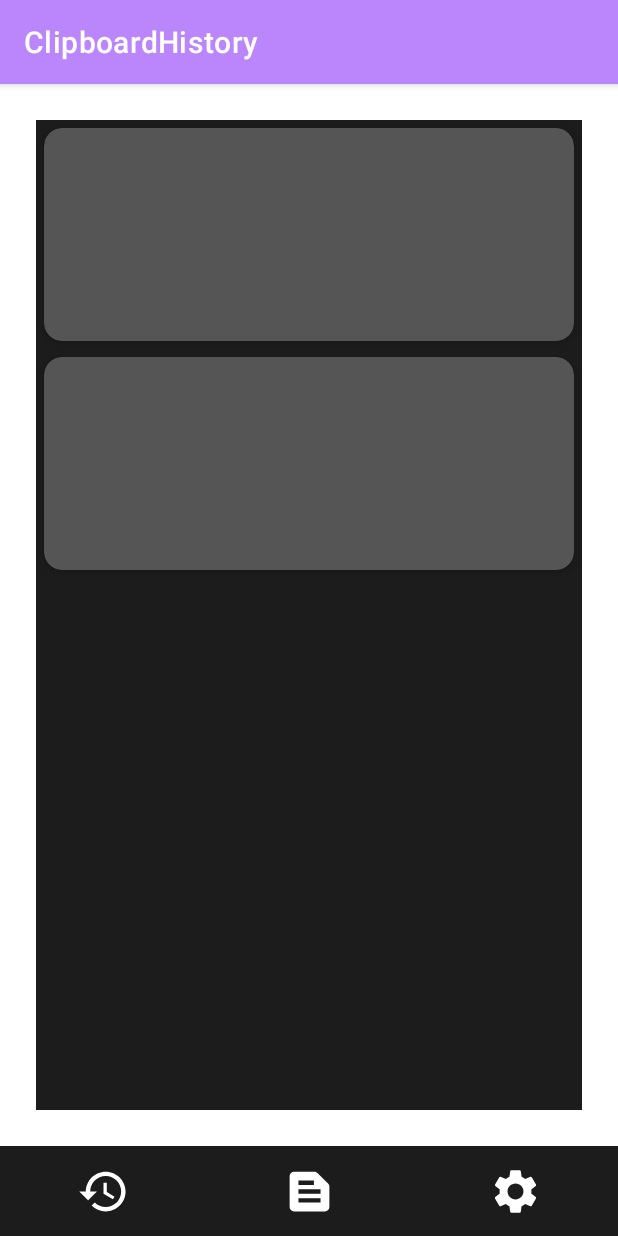
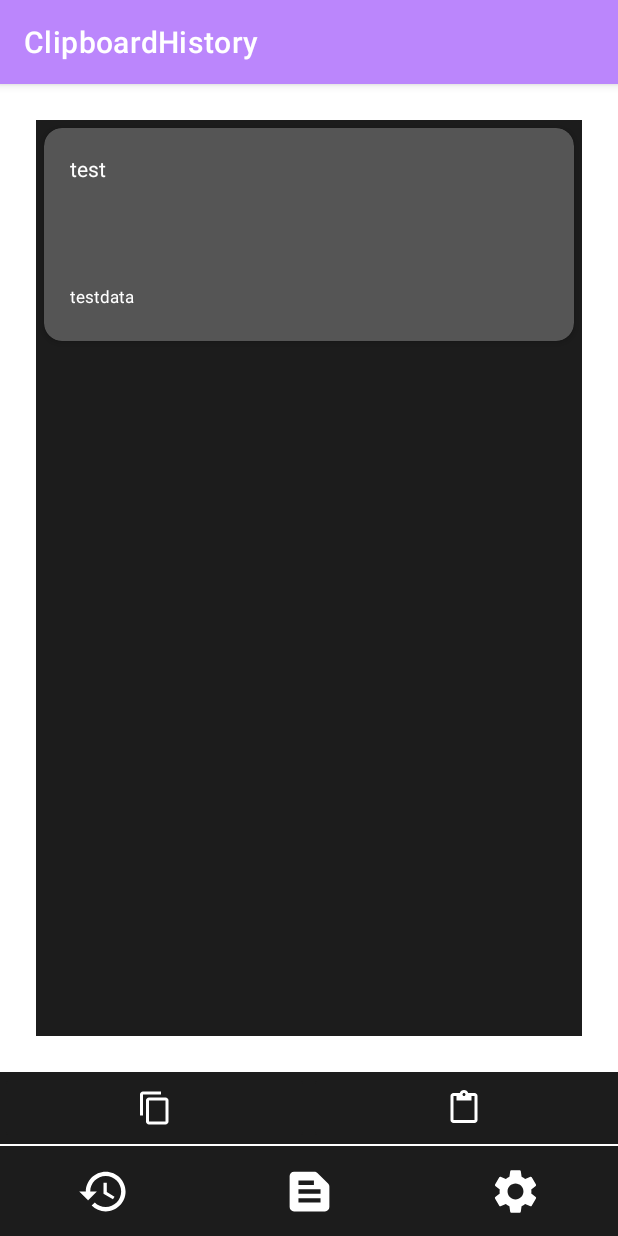
Before and after one commit to rif42/clipzy, an Android app: the screen it shows after launch (ClipboardHistory), after a tap on an icon or button, on a phone screen of 412 x 824 dp. Run offline under Robolectric (Android 15) with nearby library versions, the phone set to English and light mode, and no system bars; 1 other tap on this screen came first.

Commit message:
adding new clipboard entry on history works, but it destroys itself when moving to other activity

```diff
--- a/app/build.gradle
+++ b/app/build.gradle
@@ -46,6 +46,7 @@ dependencies {
     implementation 'androidx.navigation:navigation-ui-ktx:2.3.5'
     implementation 'androidx.recyclerview:recyclerview:1.2.1'
     implementation "androidx.cardview:cardview:1.0.0"
+    implementation 'com.google.code.gson:gson:2.8.8'
     testImplementation 'junit:junit:4.+'
     androidTestImplementation 'androidx.test.ext:junit:1.1.3'
     androidTestImplementation 'androidx.test.espresso:espresso-core:3.4.0'
--- a/app/src/main/java/com/example/test/ClipboardHistory.kt
+++ b/app/src/main/java/com/example/test/ClipboardHistory.kt
@@ -1,16 +1,20 @@
 package com.example.test
 
+import android.content.ClipboardManager
+import android.content.Context
 import android.content.Intent
 import android.content.SharedPreferences
 import android.os.Bundle
 import android.widget.ImageButton
+import android.widget.Toast
 import androidx.appcompat.app.AppCompatActivity
 import androidx.recyclerview.widget.LinearLayoutManager
 import androidx.recyclerview.widget.RecyclerView
 
 class ClipboardHistory : AppCompatActivity() {
-    val cliplist:MutableList<String?> = arrayListOf("")
-    val cliptime:MutableList<String?> = arrayListOf("")
+
+    private var adaptercliplist = mutableSetOf<String>("test")
+    private var adaptercliptime = mutableSetOf<String>("testdata")
 
     private var layoutManager:RecyclerView.LayoutManager?=null
     private var adapter: RecyclerView.Adapter<ClipboardHistoryAdapter.ViewHolder>?=null
@@ -18,13 +22,6 @@ class ClipboardHistory : AppCompatActivity() {
     override fun onCreate(savedInstanceState: Bundle?) {
         super.onCreate(savedInstanceState)
         setContentView(R.layout.activity_clipboard_history)
-
-        val sharedPref: SharedPreferences = getSharedPreferences("clipsharedpref", MODE_PRIVATE)
-        val clip_data = sharedPref.getString("clipdata", null)
-        val clip_timestamp = sharedPref.getString("cliptimestamp", null)
-
-        cliplist.add(clip_data)
-        cliptime.add(clip_timestamp)
 
         //navigation menu
         val navhome: ImageButton =findViewById(R.id.nav_home)
@@ -35,13 +32,62 @@ class ClipboardHistory : AppCompatActivity() {
 
         //for recyclerview
         val cliphistoryrecview: RecyclerView = findViewById(R.id.cliphistoryrecview)
-
         layoutManager = LinearLayoutManager(this)
-
         cliphistoryrecview.layoutManager = layoutManager
-
-        adapter = ClipboardHistoryAdapter(cliplist, cliptime)
+        adapter = ClipboardHistoryAdapter(adaptercliplist, adaptercliptime)
         cliphistoryrecview.adapter = adapter
 
+        val pastebutton:ImageButton = findViewById(R.id.paste_button)
+        pastebutton.setOnClickListener{
+            paste()
+            val sharedPrefClip: SharedPreferences = getSharedPreferences("clipsharedpref", MODE_PRIVATE)
+            val clipeditor = sharedPrefClip.edit()
+            clipeditor.apply {
+                putStringSet("clipdata", adaptercliplist)
+                apply()
+            }
+
+            val sharedPrefTime: SharedPreferences = getSharedPreferences("timesharedpref", MODE_PRIVATE)
+            val timeeditor = sharedPrefTime.edit()
+            timeeditor.apply {
+                putStringSet("cliptime", adaptercliptime)
+                apply()
+            }
+
+            //assigns new clipboard to new list
+            adaptercliplist = sharedPrefClip.getStringSet("clipsharedpref", adaptercliplist) as MutableSet<String>
+            adaptercliptime = sharedPrefTime.getStringSet("timesharedpref", adaptercliptime) as MutableSet<String>
+
+            //refreshes the adapter so new data get loaded
+            adapter = ClipboardHistoryAdapter(adaptercliplist, adaptercliptime)
+            cliphistoryrecview.adapter = adapter
+        }
+    }
+
+    override fun onResume() {
+        super.onResume()
+        //refreshes the adapter so new data get loaded
+        val cliphistoryrecview: RecyclerView = findViewById(R.id.cliphistoryrecview)
+        layoutManager = LinearLayoutManager(this)
+        cliphistoryrecview.layoutManager = layoutManager
+        adapter = ClipboardHistoryAdapter(adaptercliplist, adaptercliptime)
+        cliphistoryrecview.adapter = adapter
+    }
+
+    fun paste()
+    {
+        val clipboardManager = getSystemService(Context.CLIPBOARD_SERVICE) as ClipboardManager
+        var mainclip = clipboardManager.primaryClip?.getItemAt(0)?.text
+
+        //adding clip to array for history tracking
+        adaptercliplist.add(mainclip.toString())
+
+        //fetching timestamp
+        val prefilteredcliptimestamp = clipboardManager.primaryClipDescription.toString()
+        val filteredtimestamp = prefilteredcliptimestamp.takeLast(21)?.dropLast(7)
+        adaptercliptime.add(filteredtimestamp)
+        //returns 01-05 13:07:19 format
+
+        Toast.makeText(this, adaptercliplist.toString(), Toast.LENGTH_SHORT).show()
     }
 }
--- a/app/src/main/java/com/example/test/ClipboardHistoryAdapter.kt
+++ b/app/src/main/java/com/example/test/ClipboardHistoryAdapter.kt
@@ -6,22 +6,19 @@ import android.view.ViewGroup
 import android.widget.TextView
 import androidx.recyclerview.widget.RecyclerView
 
-class ClipboardHistoryAdapter(cliplist: MutableList<String?>, cliptime: MutableList<String?>) :RecyclerView.Adapter<ClipboardHistoryAdapter.ViewHolder>() {
-    val adaptercliplist:MutableList<String?> = cliplist
-    val adaptercliptime:MutableList<String?> = cliptime
+class ClipboardHistoryAdapter(val adaptercliplist:MutableSet<String>, val adaptercliptime:MutableSet<String>) :RecyclerView.Adapter<ClipboardHistoryAdapter.ViewHolder>() {
 
     override fun onCreateViewHolder(
         parent: ViewGroup,
         viewType: Int
     ): ClipboardHistoryAdapter.ViewHolder {
-
         val v = LayoutInflater.from(parent.context).inflate(R.layout.card_layout, parent, false)
         return ViewHolder(v)
     }
 
     override fun onBindViewHolder(holder: ClipboardHistoryAdapter.ViewHolder, position: Int) {
-        holder.itemDesc.text = adaptercliplist[position]
-        holder.itemTimestamp.text = adaptercliptime[position]
+        holder.itemDesc.text = adaptercliplist.elementAt(position)
+        holder.itemTimestamp.text = adaptercliptime.elementAt(position)
     }
 
     override fun getItemCount(): Int {
--- a/app/src/main/java/com/example/test/MainActivity.kt
+++ b/app/src/main/java/com/example/test/MainActivity.kt
@@ -14,8 +14,8 @@ import java.lang.reflect.Array
 
 class MainActivity : AppCompatActivity() {
 
-    private var clip_current = ""
-    private var clip_timestamp = ""
+    private var clip_current = mutableSetOf<String>("")
+    private var clip_timestamp = mutableSetOf<String>("")
 
     override fun onCreate(savedInstanceState: Bundle?) {
         super.onCreate(savedInstanceState)
@@ -32,14 +32,14 @@ class MainActivity : AppCompatActivity() {
         val pastebutton:ImageButton = findViewById(R.id.paste_button)
         pastebutton.setOnClickListener{
             paste()
-            val sharedPref: SharedPreferences = getSharedPreferences("clipsharedpref", MODE_PRIVATE)
-            val editor = sharedPref.edit()
-
-            editor.apply {
-                putString("clipdata", clip_current)
-                putString("cliptimestamp", clip_timestamp)
-                apply()
-            }
+//            val sharedPref: SharedPreferences = getSharedPreferences("clipsharedpref", MODE_PRIVATE)
+//            val editor = sharedPref.edit()
+//
+//            editor.apply {
+//                putStringSet("clipdata", clip_current)
+//                putStringSet("cliptimestamp", clip_timestamp)
+//                apply()
+//            }
         }
 
 //        val copybutton:ImageButton = findViewById(R.id.copy_button)
@@ -61,14 +61,14 @@ class MainActivity : AppCompatActivity() {
         mainclip.text = clipboardManager.primaryClip?.getItemAt(0)?.text
 
         //adding clip to array for history tracking
-        clip_current= mainclip.text.toString()
+//        clip_current.add(mainclip.text.toString())
 //        cliplist.add(currentclip)
 
         //fetching timestamp
         val prefilteredcliptimestamp = clipboardManager.primaryClipDescription.toString()
         val filteredtimestamp = prefilteredcliptimestamp.takeLast(21)?.dropLast(7)
         cliptimestamp.text = filteredtimestamp
-        clip_timestamp = filteredtimestamp
+//        clip_timestamp.add(filteredtimestamp)
         //returns 01-05 13:07:19 format
 
         //adding clip timestamp to array for timestamp tracking
--- a/app/src/main/res/layout/activity_clipboard_history.xml
+++ b/app/src/main/res/layout/activity_clipboard_history.xml
@@ -15,7 +15,7 @@
         android:layout_marginEnd="24dp"
         android:layout_marginBottom="24dp"
         android:background="@color/AlmostBlack"
-        app:layout_constraintBottom_toTopOf="@id/linearLayout"
+        app:layout_constraintBottom_toTopOf="@+id/copy_paste"
         app:layout_constraintEnd_toEndOf="parent"
         app:layout_constraintStart_toStartOf="parent"
         app:layout_constraintTop_toTopOf="parent" />
@@ -41,25 +41,58 @@
             tools:ignore="SpeakableTextPresentCheck" />
 
         <ImageButton
-            android:contentDescription="@string/blank"
             android:id="@+id/nav_home"
             android:layout_width="wrap_content"
             android:layout_height="match_parent"
             android:layout_weight="1"
             android:background="@color/AlmostBlack"
+            android:contentDescription="@string/blank"
             app:srcCompat="@drawable/ic_baseline_text_snippet_24"
             tools:ignore="SpeakableTextPresentCheck" />
 
         <ImageButton
-            android:contentDescription="@string/blank"
             android:id="@+id/nav_settings"
             android:layout_width="wrap_content"
             android:layout_height="match_parent"
             android:layout_weight="1"
             android:background="@color/AlmostBlack"
+            android:contentDescription="@string/blank"
             app:srcCompat="@drawable/ic_baseline_settings_24"
             tools:ignore="SpeakableTextPresentCheck" />
 
     </LinearLayout>
 
+    <LinearLayout
+        android:id="@+id/copy_paste"
+        android:layout_width="match_parent"
+        android:layout_height="48dp"
+        android:layout_marginBottom="1dp"
+        android:orientation="horizontal"
+        app:layout_constraintBottom_toTopOf="@+id/linearLayout"
+        app:layout_constraintEnd_toEndOf="parent"
+        app:layout_constraintStart_toStartOf="parent"
+        android:background="@color/AlmostBlack">
+
+        <ImageButton
+            android:id="@+id/copy_button"
+            android:layout_width="wrap_content"
+            android:layout_height="wrap_content"
+            android:layout_weight="1"
+            android:backgroundTint="@color/AlmostBlack"
+            android:minHeight="48dp"
+            app:srcCompat="@drawable/ic_baseline_content_copy_24"
+            tools:ignore="SpeakableTextPresentCheck" />
+
+        <ImageButton
+            android:id="@+id/paste_button"
+            android:layout_width="wrap_content"
+            android:layout_height="wrap_content"
+            android:layout_weight="1"
+            android:backgroundTint="@color/AlmostBlack"
+            android:minHeight="48dp"
+            app:srcCompat="@drawable/ic_baseline_content_paste_24"
+            tools:ignore="SpeakableTextPresentCheck" />
+    </LinearLayout>
+
+
 </androidx.constraintlayout.widget.ConstraintLayout>
```
